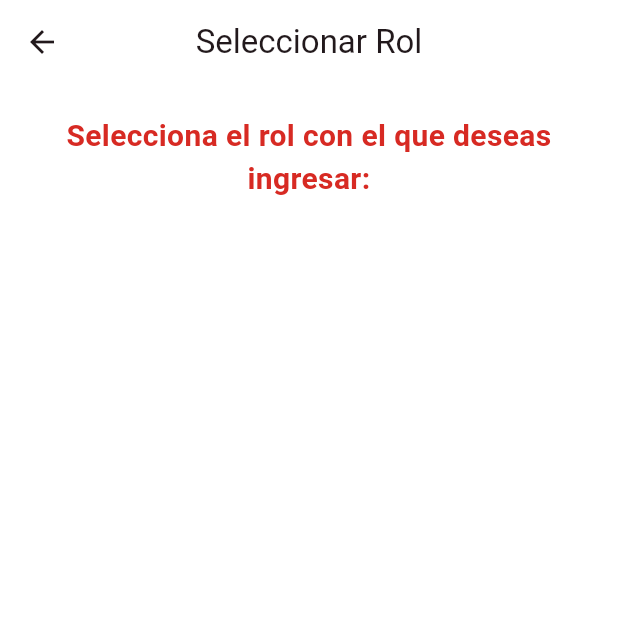
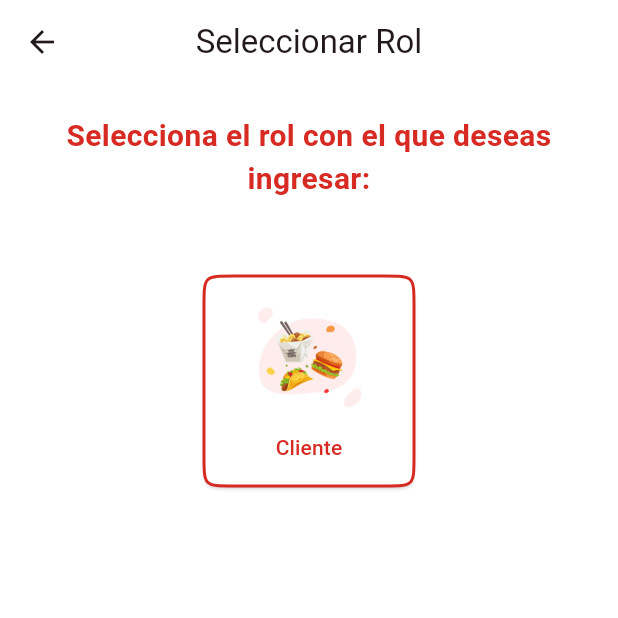
Before and after one commit to AkionAG7/Nicoya_Now_Flutter, a Flutter app: the SelectUserRolePage screen opened by its route, on a phone screen of 412 x 824 dp, the top half of it. Run offline on Flutter 3.47's test engine with Material 3 defaults, Android fonts, the phone set to English and light mode, and no system bars; our stand-ins replace file_picker, flutter_dotenv, get_it, image_picker, shared_preferences, supabase_flutter; accounts and stored records are empty.

Commit message:
feat/cambio para que se mantengan los datos

```diff
--- a/lib/app/features/auth/presentation/pages/select_user_role_page.dart
+++ b/lib/app/features/auth/presentation/pages/select_user_role_page.dart
@@ -5,12 +5,54 @@ import 'package:nicoya_now/app/interface/Navigators/routes.dart';
 import 'package:provider/provider.dart';
 import 'package:supabase_flutter/supabase_flutter.dart';
 
-class SelectUserRolePage extends StatelessWidget {
+class SelectUserRolePage extends StatefulWidget {
   const SelectUserRolePage({Key? key}) : super(key: key);
+
+  @override
+  State<SelectUserRolePage> createState() => _SelectUserRolePageState();
+}
+
+class _SelectUserRolePageState extends State<SelectUserRolePage> {
+  bool _isLoading = true;
+  List<String> _availableRoles = [];
+
+  @override
+  void initState() {
+    super.initState();
+    _loadRoles();
+  }
+
+  Future<void> _loadRoles() async {
+    final authController = Provider.of<AuthController>(context, listen: false);
+
+    // Si ya hay roles disponibles, usarlos
+    if (authController.availableRoles.isNotEmpty) {
+      setState(() {
+        _availableRoles = authController.availableRoles;
+        _isLoading = false;
+      });
+      return;
+    }
+
+    // Si no hay roles, cargarlos directamente
+    try {
+      final roleService = RoleService(Supabase.instance.client);
+      final roles = await roleService.getUserRoles();
+      setState(() {
+        _availableRoles = roles;
+        _isLoading = false;
+      });
+    } catch (e) {
+      print('Error cargando roles: $e');
+      setState(() {
+        _availableRoles = ['customer']; // Rol predeterminado como fallback
+        _isLoading = false;
+      });
+    }
+  }
+
   @override
   Widget build(BuildContext context) {
-    final authController = Provider.of<AuthController>(context);
-    final availableRoles = authController.availableRoles;
 
     return Scaffold(
       appBar: AppBar(
@@ -35,13 +77,25 @@ class SelectUserRolePage extends StatelessWidget {
                 textAlign: TextAlign.center,
               ),
               const SizedBox(height: 40),
-
-              Wrap(
-                alignment: WrapAlignment.center,
-                spacing: 20,
-                runSpacing: 20,
-                children: availableRoles.map((role) => _buildRoleCard(context, role)).toList(),
-              ),
+                _isLoading
+                ? const Center(
+                    child: CircularProgressIndicator(
+                      color: Color(0xffd72a23),
+                    ),
+                  )
+                : _availableRoles.isEmpty
+                  ? const Center(
+                      child: Text(
+                        'No se encontraron roles disponibles',
+                        style: TextStyle(fontSize: 16),
+                      ),
+                    )
+                  : Wrap(
+                      alignment: WrapAlignment.center,
+                      spacing: 20,
+                      runSpacing: 20,
+                      children: _availableRoles.map((role) => _buildRoleCard(context, role)).toList(),
+                    ),
             ],
           ),
         ),
```
Also changed, not shown: lib/app/interface/Widgets/AppStartNavigation.dart (+3 -4 lines).
